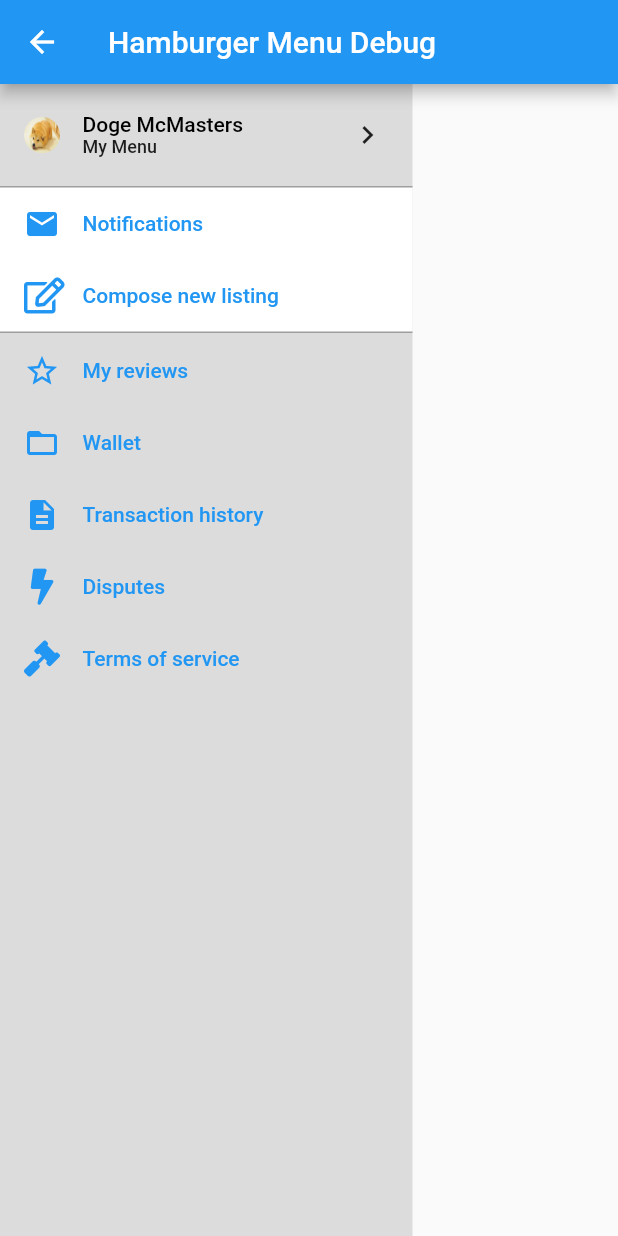
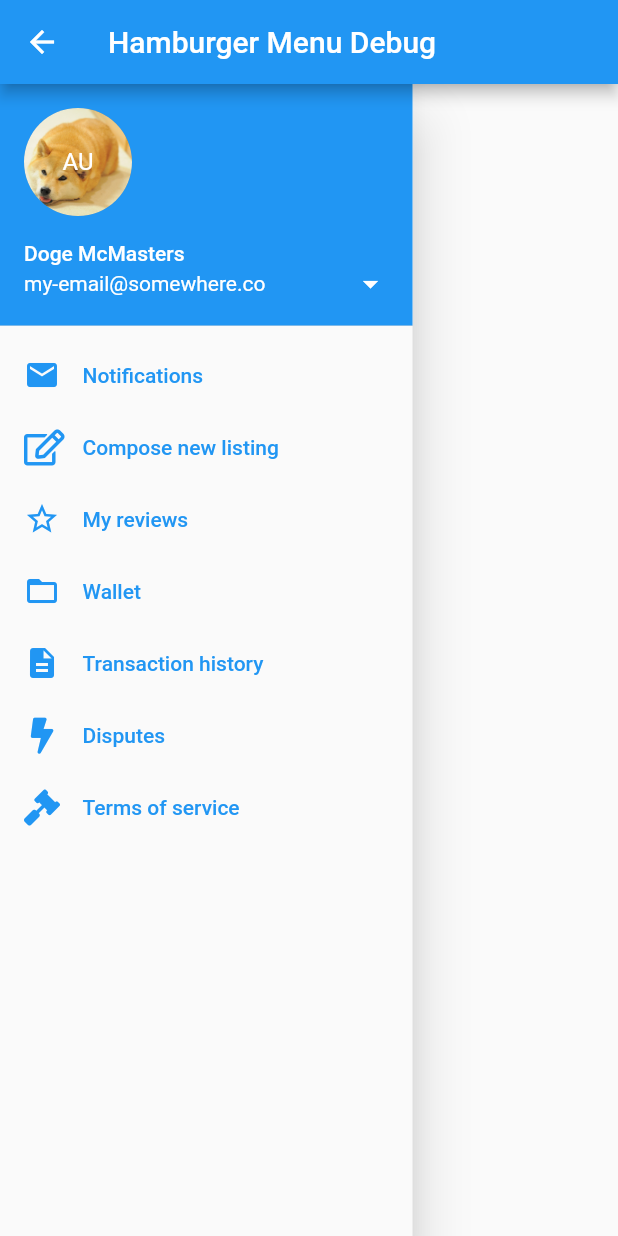
Before and after one commit to foxnewsnetwork/ixd-rental-market, a Flutter app: the DebugHamburger screen opened directly, on a phone screen of 412 x 824 dp. Run offline on Flutter 3.47's test engine with Material 2 defaults, Android fonts, the phone set to English and light mode, and no system bars; our stand-ins replace fluro, font_awesome_flutter; statements that could not run were skipped.

Commit message:
added the drawer property to the material scaffold, this enables me to launch the menu; also rewrote the hamburger menu to be more cannonical

```diff
--- a/lib/data/user.dart
+++ b/lib/data/user.dart
@@ -3,11 +3,13 @@ import 'package:flutter/material.dart';
 class User {
   final String avatarImageURL;
   final String fullName;
+  final String initials;
   final num listingCount;
 
   const User({
     this.avatarImageURL,
     this.fullName,
+    this.initials: 'AU',
     this.listingCount: 0
   });
 
--- a/lib/routes/listing/detail.dart
+++ b/lib/routes/listing/detail.dart
@@ -6,6 +6,7 @@ import 'package:ixd_rental_market/widgets/listing/detail/address-map-button.dart
 import 'package:ixd_rental_market/widgets/listing/detail/tags-gallery.dart';
 import 'package:ixd_rental_market/widgets/listing/detail/user-blurb.dart';
 import 'package:ixd_rental_market/widgets/listing/detail/product-description.dart';
+import 'package:ixd_rental_market/widgets/hamburger-menu.dart';
 import 'package:ixd_rental_market/data/tag.dart';
 import 'package:ixd_rental_market/data/user.dart';
 
@@ -33,6 +34,10 @@ void doNothing() {
   return;
 }
 
+const _userFixture = const User(
+  fullName: 'Doge McMaster'
+);
+
 class _ListingDetailRouteState extends State<ListingDetailRoute> {
   @override
   Widget build(BuildContext context) {
@@ -46,6 +51,10 @@ class _ListingDetailRouteState extends State<ListingDetailRoute> {
             onPressed: () {},
           )
         ],
+      ),
+      drawer: new HamburgerMenu(
+        user: _userFixture,
+        onPressed: (String routeName) { }
       ),
       body: new ListView(
         children: <Widget>[
@@ -91,9 +100,7 @@ class _ListingDetailRouteState extends State<ListingDetailRoute> {
           ),
           new UserBlurb(
             onPressed: doNothing,
-            user: const User(
-              fullName: 'Doge McMaster'
-            ),
+            user: _userFixture,
           ),
           new ProductDescription(
             description: 'Lorem ipsum dolor sit amet, solet melius et ius. Cu vim nisl omnesque. Vix ut latine molestie. In nec tollit liberavisse, movet insolens pro at. Facer salutandi percipitur usu ea.',
--- a/lib/widgets/hamburger-menu.dart
+++ b/lib/widgets/hamburger-menu.dart
@@ -1,7 +1,6 @@
 import 'package:flutter/material.dart';
 import 'package:ixd_rental_market/data/user.dart';
 import 'package:font_awesome_flutter/font_awesome_flutter.dart';
-import './hamburger-menu/header.dart';
 import './hamburger-menu/section.dart';
 import './hamburger-menu/link.dart';
 import './hamburger-menu/notification.dart';
@@ -18,7 +17,7 @@ class HamburgerMenu extends StatelessWidget {
   final LinkCallback onPressed;
   final int notifications;
 
-  HamburgerMenu({
+  const HamburgerMenu({
     Key key,
     this.user,
     this.onPressed,
@@ -31,31 +30,25 @@ class HamburgerMenu extends StatelessWidget {
 
   @override
   Widget build(BuildContext context) {
-    return new Container(
-      decoration: new BoxDecoration(
-        color: Colors.black12
+    return new Drawer(
+      child: new ListView(
+        children: <Widget>[
+          _buildHeader(),
+          _buildBlackSection()
+        ],
       ),
-      child: _buildCore()
-    );
-  }
-
-  Widget _buildCore() {
-    return new Column(
-      crossAxisAlignment: CrossAxisAlignment.stretch,
-      children: <Widget>[
-        _buildHeader(),
-        _buildWhiteSection(),
-        _buildBlackSection()
-      ],
     );
   }
 
   Widget _buildHeader() {
-    return new HamburgerMenuHeader(
-      imageProvider: user.imageProvider,
-      header: user.fullName,
-      subheader: 'My Menu',
-      onPressed: () {
+    return new UserAccountsDrawerHeader(
+      accountName: new Text(user.fullName),
+      accountEmail: new Text('my-email@somewhere.co'),
+      currentAccountPicture: new CircleAvatar(
+        backgroundImage: user.imageProvider,
+        child: new Text(user.initials)
+      ),
+      onDetailsPressed: () {
         return onPressed('user.whatever');
       },
     );
@@ -66,6 +59,14 @@ class HamburgerMenu extends StatelessWidget {
       bgColor: Colors.transparent,
       borderColor: Colors.transparent,
       children: <Widget>[
+        _buildNotificationLink(),
+        new HamburgerMenuLink(
+          icon: FontAwesomeIcons.edit,
+          linkName: 'Compose new listing',
+          onPressed: () {
+            return onPressed('whatever');
+          },
+        ),
         new HamburgerMenuLink(
           icon: Icons.star_border,
           linkName: 'My reviews',
@@ -105,21 +106,6 @@ class HamburgerMenu extends StatelessWidget {
     );
   }
 
-  Widget _buildWhiteSection() {
-    return new HamburgerMenuSection(
-      children: <Widget>[
-        _buildNotificationLink(),
-        new HamburgerMenuLink(
-          icon: FontAwesomeIcons.edit,
-          linkName: 'Compose new listing',
-          onPressed: () {
-            return onPressed('whatever');
-          },
-        ),
-      ],
-    );
-  }
-
   Widget _buildNotificationLink() {
     if (notifications > 0) {
       return new HamburgerMenuLink(
--- a/lib/widgets/hamburger-menu/header.dart
+++ /dev/null
@@ -1,91 +0,0 @@
-import 'package:flutter/material.dart';
-import 'package:ixd_rental_market/widgets/image/round.dart';
-
-class HamburgerMenuHeader extends StatelessWidget {
-  final ImageProvider<dynamic> imageProvider;
-  final String header;
-  final String subheader;
-  final VoidCallback onPressed;
-
-  HamburgerMenuHeader({
-    Key key,
-    this.imageProvider,
-    this.header,
-    this.subheader,
-    this.onPressed
-  }) : super(key: key);
-
-  @override
-  Widget build(BuildContext context) {
-    return new Container(
-      height: 68.0,
-      child: new FlatButton(
-        onPressed: onPressed,
-        color: Colors.transparent,
-        child: _buildCore(),
-      ),
-    );
-  }
-
-  Widget _buildCore() {
-    return new Row(
-      mainAxisAlignment: MainAxisAlignment.spaceBetween,
-      children: <Widget>[
-        _buildLeft(),
-        _buildRight()
-      ],
-    );
-  }
-
-  Widget _buildLeft() {
-    return new Row(
-      children: <Widget>[
-        _buildAvatar(),
-        new Column(
-          mainAxisAlignment: MainAxisAlignment.center,
-          crossAxisAlignment: CrossAxisAlignment.start,
-          children: <Widget>[
-            _buildHeaderText(),
-            _buildSubText()
-          ],
-        )
-      ],
-    );
-  }
-
-  Widget _buildAvatar() {
-    return new RoundImage(
-      imageProvider: imageProvider,
-      margin: const EdgeInsets.only(right: 15.0),
-    );
-  }
-
-  Widget _buildHeaderText() {
-    return new Text(
-      header,
-      style: new TextStyle(
-        fontSize: 14.0,
-        color: Colors.black
-      )
-    );
-  }
-
-  Widget _buildSubText() {
-    return new Text(
-      subheader,
-      style: new TextStyle(
-        fontSize: 12.0,
-        color: Colors.black87
-      )
-    );
-  }
-
-  Widget _buildRight() {
-    return new Container(
-      child: new Icon(
-        Icons.chevron_right
-      ),
-      margin: new EdgeInsets.only(right: 2.0),
-    );
-  }
-}
```
Also changed, not shown: journal/ch13/drawer-header.png (added), 1 other file.
